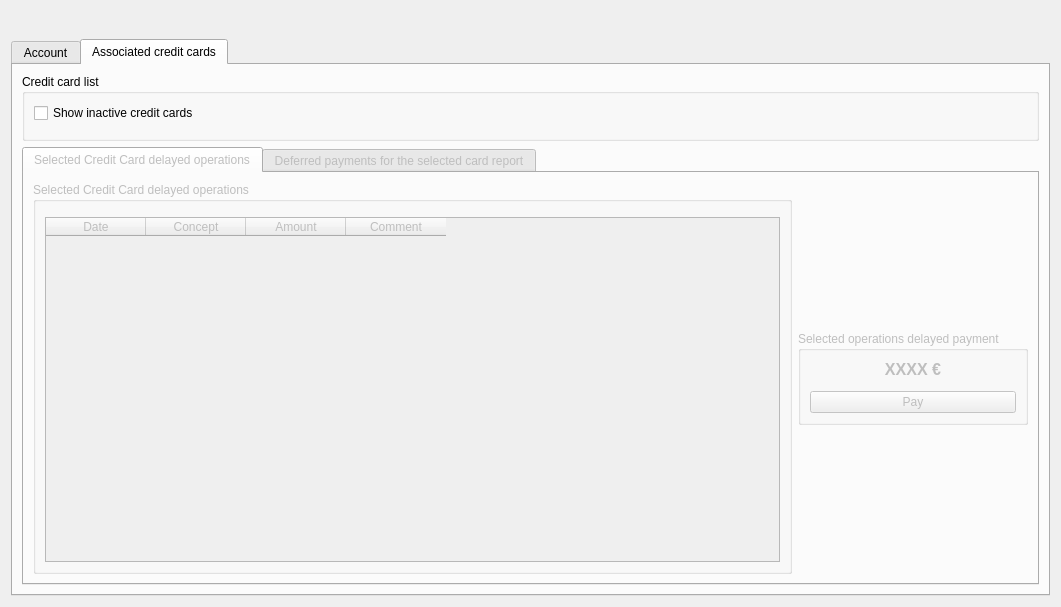
First picture: the form in xulpymoney/ui/frmAccountsReport.ui, repository turulomio/xulpymoney, before the edit.
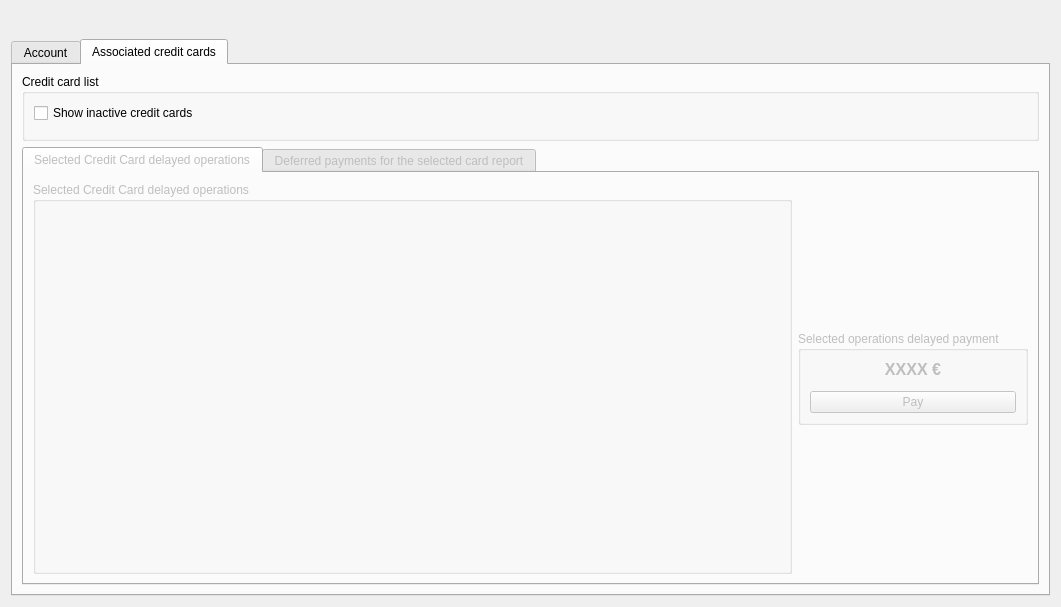
Second picture: the form after the edit. The open tabs and pages were chosen to show the change. Icons and pictures are not drawn. Custom widgets are drawn as their Qt base class.

Commit message: Removed innecesary table

```diff
--- a/xulpymoney/ui/frmAccountsReport.ui
+++ b/xulpymoney/ui/frmAccountsReport.ui
@@ -365,48 +365,6 @@
                     <item>
                      <widget class="myQTableWidget" name="mqtwCreditCardOperations" native="true"/>
                     </item>
-                    <item>
-                     <widget class="QTableWidget" name="tblCreditCardOpers">
-                      <property name="contextMenuPolicy">
-                       <enum>Qt::CustomContextMenu</enum>
-                      </property>
-                      <property name="editTriggers">
-                       <set>QAbstractItemView::NoEditTriggers</set>
-                      </property>
-                      <property name="alternatingRowColors">
-                       <bool>true</bool>
-                      </property>
-                      <property name="selectionMode">
-                       <enum>QAbstractItemView::MultiSelection</enum>
-                      </property>
-                      <property name="selectionBehavior">
-                       <enum>QAbstractItemView::SelectRows</enum>
-                      </property>
-                      <attribute name="verticalHeaderVisible">
-                       <bool>false</bool>
-                      </attribute>
-                      <column>
-                       <property name="text">
-                        <string>Date</string>
-                       </property>
-                      </column>
-                      <column>
-                       <property name="text">
-                        <string>Concept</string>
-                       </property>
-                      </column>
-                      <column>
-                       <property name="text">
-                        <string>Amount</string>
-                       </property>
-                      </column>
-                      <column>
-                       <property name="text">
-                        <string>Comment</string>
-                       </property>
-                      </column>
-                     </widget>
-                    </item>
                    </layout>
                   </widget>
                  </item>
```
The commit also changes 3 other files.
